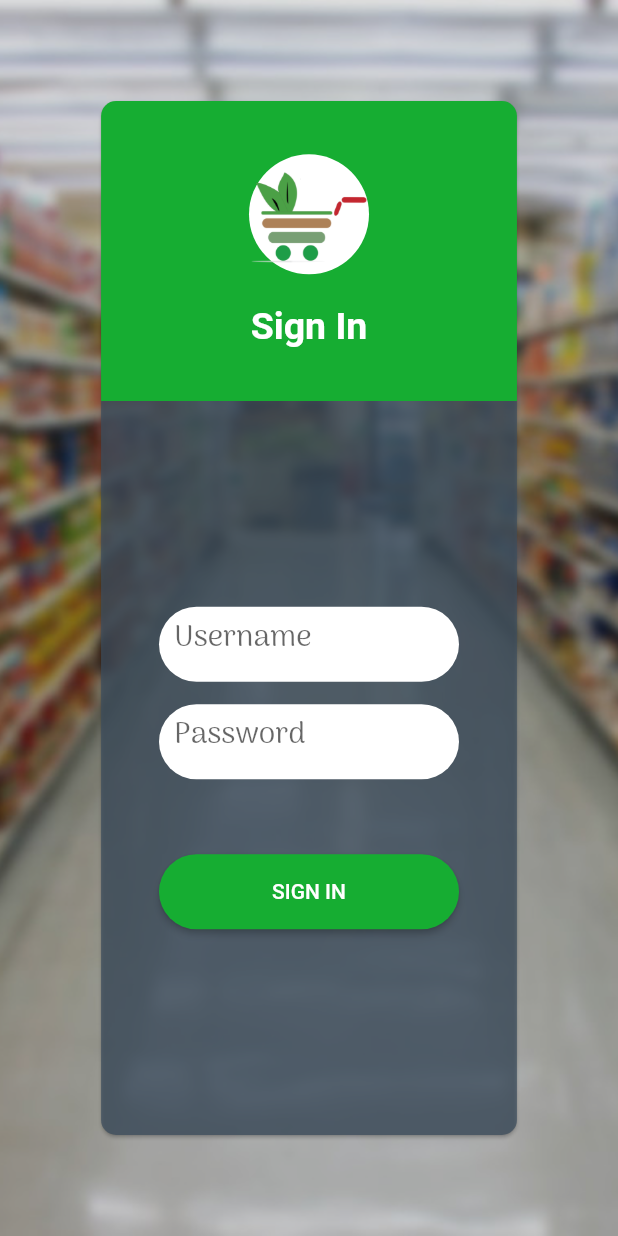
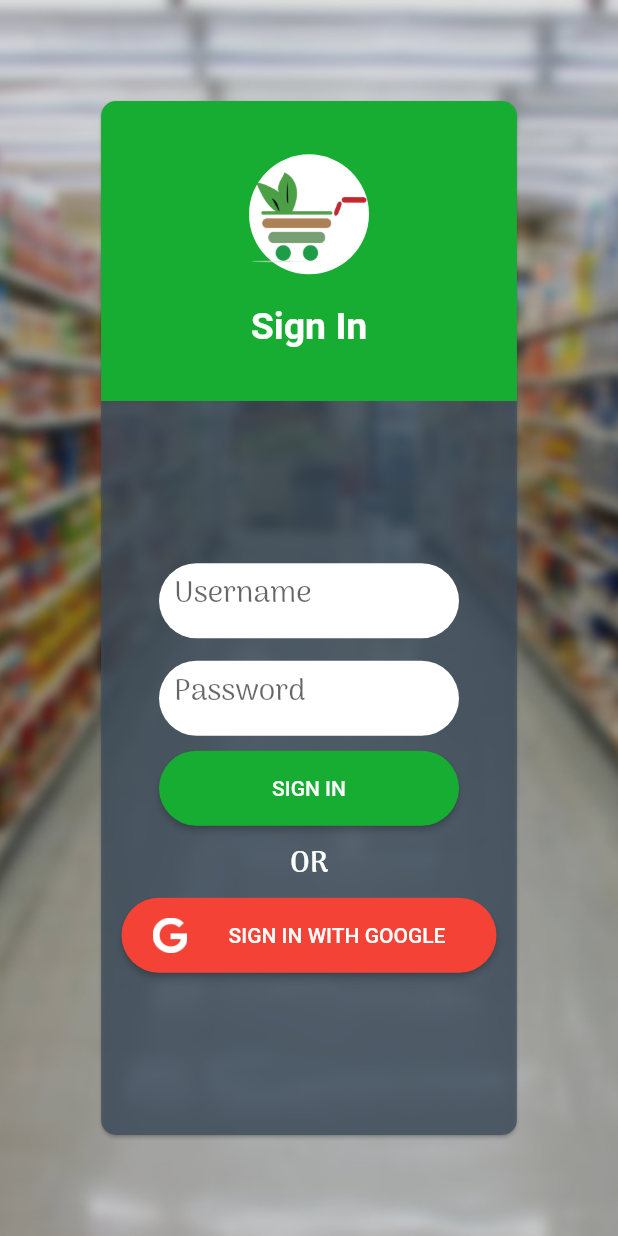
Before and after one commit to ateek-ujjawal/freshko_app, a Flutter app: the SignIn screen opened by its route, on a phone screen of 412 x 824 dp. Run offline on Flutter 3.47's test engine with Material 2 defaults, Android fonts, the light colour scheme and no system bars.

Commit message:
Add google sign-in option
Signed-off-by: ateek-ujjawal <ateekujjawal@gmail.com>

```diff
--- a/freshko/lib/screens/SignIn.dart
+++ b/freshko/lib/screens/SignIn.dart
@@ -133,7 +133,7 @@ class _SignInState extends State<SignIn> {
                             ),
                           ),
                         ),
-                        Padding(padding: EdgeInsets.only(top: 50.0)),
+                        Padding(padding: EdgeInsets.only(top: 10.0)),
                         //SIGN IN BUTTON
                         Container(
                           height: 50.0,
@@ -148,11 +148,50 @@ class _SignInState extends State<SignIn> {
                               style: TextStyle(color: Colors.white),
                             ),
                           ),
+                        ),
+                        Padding(
+                          padding: EdgeInsets.only(top: 10.0, bottom: 5.0),
+                          child: Text('OR', style: TextStyle(
+                            color: Colors.white,
+                            fontFamily: 'ArimaMadurai',
+                            fontWeight: FontWeight.w700,
+                            fontSize: 20.0
+                          )),
+                        ),
+                        Container(
+                          height: 50.0,
+                          width: 250.0,
+                          child: RaisedButton(
+                            onPressed: (){},
+                            shape: RoundedRectangleBorder(
+                              borderRadius: BorderRadius.circular(30.0)
+                            ),
+                            color: Colors.red,
+                            child: Padding(
+                              padding: const EdgeInsets.all(5.0),
+                              child: Row(
+                                children: <Widget>[
+                                  Image(
+                                      image: AssetImage('assets/images/whitegooglelogo.png'),
+                                      height: uni_height/32,
+                                      width: uni_width/18
+                                  ),
+                                  Padding(padding: EdgeInsets.all(uni_width/30)),
+                                  Text(
+                                    'SIGN IN WITH GOOGLE',
+                                    style: TextStyle(
+                                      color: Colors.white,
+                                    ),
+                                  )
+                                ],
+                              ),
+                            ),
+                          ),
                         )
                       ],
                     ),
                   ),
-                )
+                ),
               ],
             ),
           ),
--- a/freshko/pubspec.yaml
+++ b/freshko/pubspec.yaml
@@ -41,6 +41,7 @@ flutter:
    - assets/images/CompanyName.jpeg
    - assets/images/FreshkoLogo.png
    - assets/images/SignInBackground.jpeg
+   - assets/images/whitegooglelogo.png
   #  - images/a_dot_ham.jpeg
 
   # An image asset can refer to one or more resolution-specific "variants", see
```
Also changed, not shown: freshko/assets/images/whitegooglelogo.png (added).
